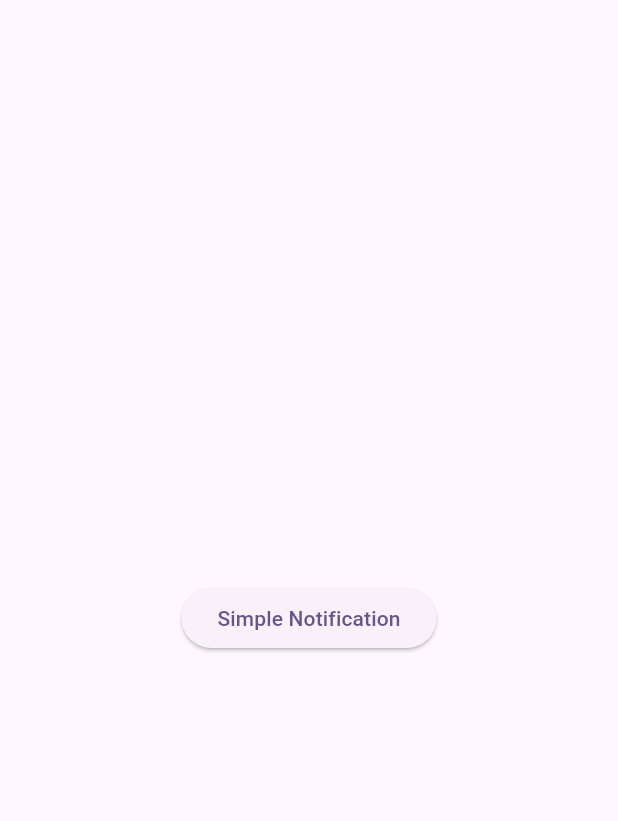
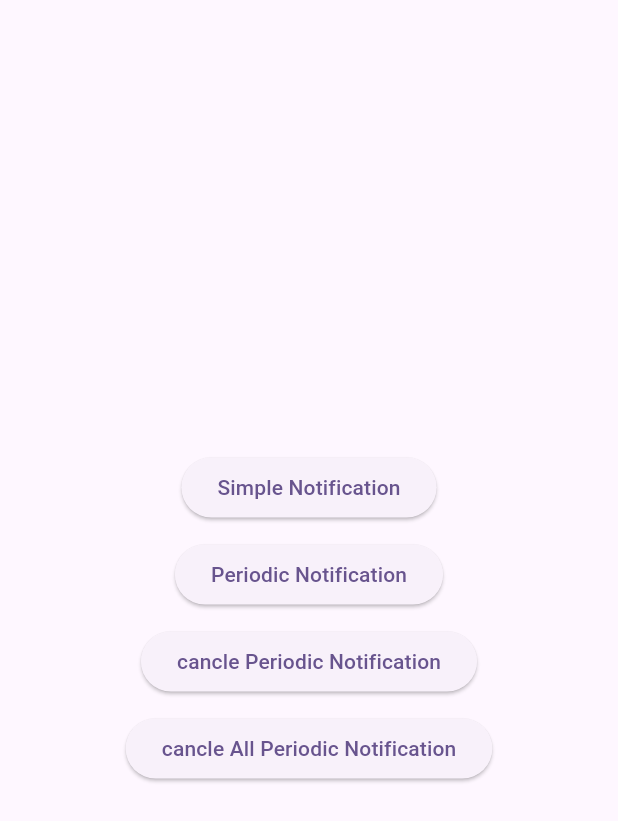
Before and after one commit to Mayurtikle24/flutter_local_notification, a Flutter app: the screen it shows after launch, on a phone screen of 412 x 824 dp. Shown: the top 821 px of the screen. Run offline on Flutter 3.47's test engine with Material 3 defaults, Android fonts, the light colour scheme and no system bars; our stand-ins replace flutter_local_notifications.

Commit message:
implemented periodic notification,cancle notification

```diff
--- a/lib/UI/home.dart
+++ b/lib/UI/home.dart
@@ -21,7 +21,28 @@ class Home extends StatelessWidget {
                       subtitle: "This is Subtitle",
                       payload: "payload");
                 },
-                child: const Text("Simple Notification"))
+                child: const Text("Simple Notification")),
+            const SizedBox(height: 10),
+            ElevatedButton(
+                onPressed: () {
+                  LocalNotificationServices.periodicNotificatio(
+                      title: "Periodic Notification",
+                      subtitle: "This is Subtitle",
+                      payload: "payload");
+                },
+                child: const Text("Periodic Notification")),
+            const SizedBox(height: 10),
+            ElevatedButton(
+                onPressed: () {
+                  LocalNotificationServices.cancleNotification(1);
+                },
+                child: const Text("cancle Periodic Notification")),
+            const SizedBox(height: 10),
+            ElevatedButton(
+                onPressed: () {
+                  LocalNotificationServices.cancleAllNotification(1);
+                },
+                child: const Text("cancle All Periodic Notification"))
           ],
         ),
       ),
```
Also changed, not shown: lib/Services/Notification/local_notifications.dart (+39 -3 lines).
